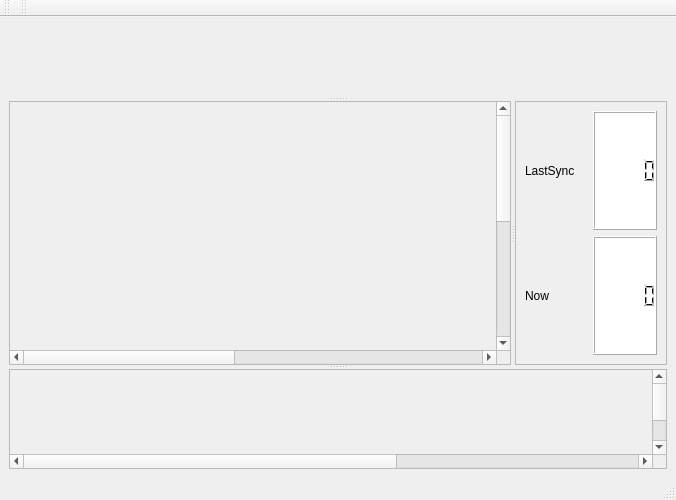
The window that src/gcs.ui (uaarg/pigeon) describes before a commit, drawn with Qt 5.
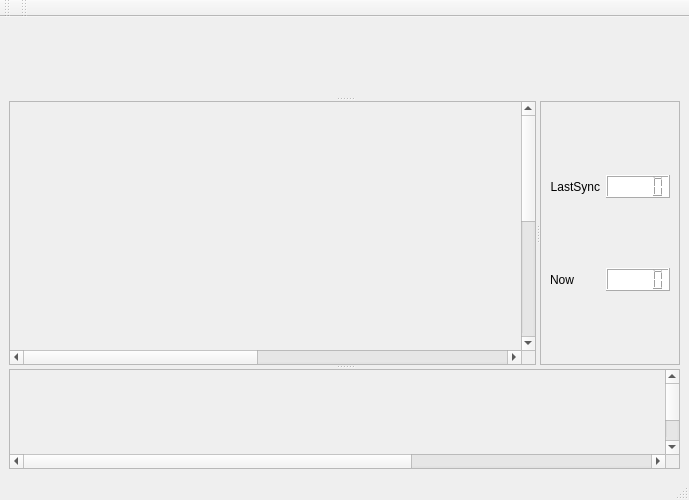
The same window after the commit.

What changed in the file:
```diff
--- a/src/gcs.ui
+++ b/src/gcs.ui
@@ -6,7 +6,7 @@
    <rect>
     <x>0</x>
     <y>0</y>
-    <width>676</width>
+    <width>689</width>
     <height>500</height>
    </rect>
   </property>
@@ -115,7 +115,7 @@
          <property name="frameShadow">
           <enum>QFrame::Raised</enum>
          </property>
-         <layout class="QGridLayout" name="gridLayout_2">
+         <layout class="QFormLayout" name="formLayout">
           <item row="0" column="0">
            <widget class="QLabel" name="label">
             <property name="sizePolicy">
@@ -127,10 +127,19 @@
             <property name="text">
              <string>LastSync</string>
             </property>
+            <property name="alignment">
+             <set>Qt::AlignRight|Qt::AlignTrailing|Qt::AlignVCenter</set>
+            </property>
            </widget>
           </item>
           <item row="0" column="1">
            <widget class="QLCDNumber" name="lastSyncLCDNumber">
+            <property name="sizePolicy">
+             <sizepolicy hsizetype="Minimum" vsizetype="Fixed">
+              <horstretch>0</horstretch>
+              <verstretch>0</verstretch>
+             </sizepolicy>
+            </property>
             <property name="minimumSize">
              <size>
               <width>0</width>
@@ -142,7 +151,20 @@
             </property>
            </widget>
           </item>
-          <item row="1" column="0">
+          <item row="2" column="1">
+           <widget class="QLCDNumber" name="nowLCDNumber">
+            <property name="sizePolicy">
+             <sizepolicy hsizetype="Minimum" vsizetype="Fixed">
+              <horstretch>0</horstretch>
+              <verstretch>0</verstretch>
+             </sizepolicy>
+            </property>
+            <property name="styleSheet">
+             <string notr="true">font: 13pt &quot;.Lucida Grande UI&quot;;background-color:rgb(255,255,255);</string>
+            </property>
+           </widget>
+          </item>
+          <item row="2" column="0">
            <widget class="QLabel" name="label_2">
             <property name="sizePolicy">
              <sizepolicy hsizetype="Fixed" vsizetype="MinimumExpanding">
@@ -152,19 +174,15 @@
             </property>
             <property name="minimumSize">
              <size>
-              <width>62</width>
-              <height>16</height>
+              <width>0</width>
+              <height>0</height>
              </size>
             </property>
             <property name="text">
              <string>Now</string>
             </property>
-           </widget>
-          </item>
-          <item row="1" column="1">
-           <widget class="QLCDNumber" name="nowLCDNumber">
-            <property name="styleSheet">
-             <string notr="true">font: 13pt &quot;.Lucida Grande UI&quot;;background-color:rgb(255,255,255);</string>
+            <property name="alignment">
+             <set>Qt::AlignRight|Qt::AlignTrailing|Qt::AlignVCenter</set>
             </property>
            </widget>
           </item>
```
Left out of the diff: 2 changed lines with no effect on the pictures.
